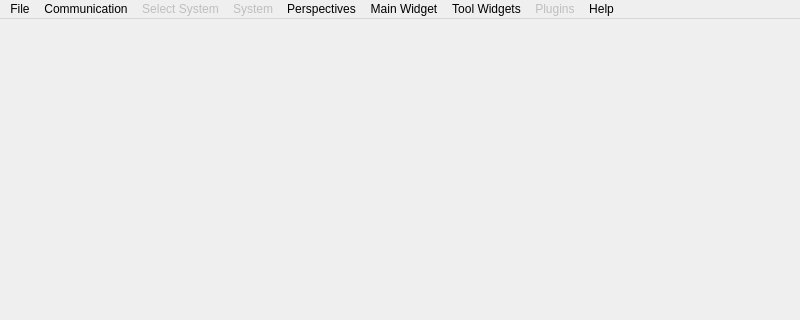
The window that src/ui/MainWindow.ui (mpaperno/qgroundcontrol_aq) describes before a commit, drawn with Qt 5; both pictures show x 0 to 800 and y 0 to 320 of the 800 by 500 pixel window.
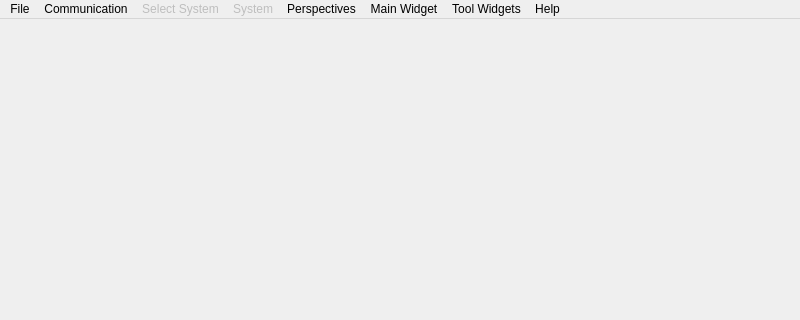
The same window after the commit. Icons and pictures are not drawn.

Commit message: Re-skin the main toolbar; Remove and consolidate unused widgets and menu actions; Change congif (engineer) view default to be AQ-specific (might require re-selecting the Main Widget in some saved views); Change some UAS colors to be more readable with new toolbar and light-colored themes; Misc. cleanup.

Diff of the .ui file:
```diff
--- a/src/ui/MainWindow.ui
+++ b/src/ui/MainWindow.ui
@@ -12,7 +12,7 @@
   </property>
   <property name="minimumSize">
    <size>
-    <width>800</width>
+    <width>780</width>
     <height>500</height>
    </size>
   </property>
@@ -28,9 +28,6 @@
   <property name="windowTitle">
    <string>MGMainWindow</string>
   </property>
-  <property name="styleSheet">
-   <string notr="true"/>
-  </property>
   <widget class="QWidget" name="centralWidget">
    <property name="sizePolicy">
     <sizepolicy hsizetype="MinimumExpanding" vsizetype="MinimumExpanding">
@@ -137,14 +134,6 @@
      <string>Main Widget</string>
     </property>
    </widget>
-   <widget class="QMenu" name="menuPlugins">
-    <property name="enabled">
-     <bool>false</bool>
-    </property>
-    <property name="title">
-     <string>Plugins</string>
-    </property>
-   </widget>
    <addaction name="menuMGround"/>
    <addaction name="menuNetwork"/>
    <addaction name="menuConnected_Systems"/>
@@ -152,7 +141,6 @@
    <addaction name="menuPerspectives"/>
    <addaction name="menuMain"/>
    <addaction name="menuTools"/>
-   <addaction name="menuPlugins"/>
    <addaction name="menuHelp"/>
   </widget>
   <widget class="QStatusBar" name="statusBar"/>
```
Left out of the diff: 50 changed lines with no effect on the pictures. The commit also changes 11 other files.
